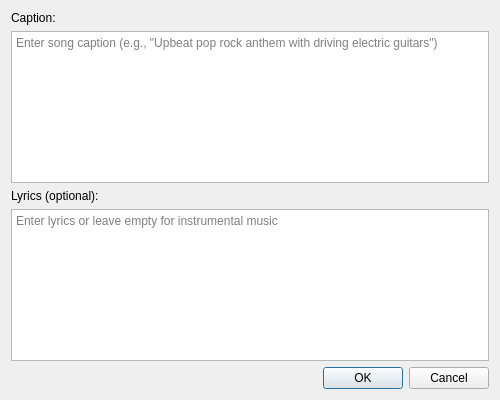
Old version of the form SongDialog.ui in the repository cynodesmus/aceradio.
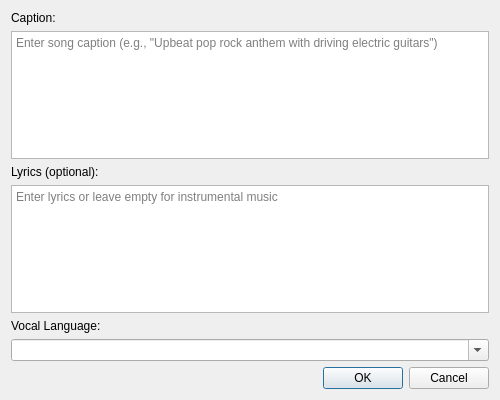
New version of the form.

Commit message:
Song handling simplification
Add languge field to songs

Add lyric display

Diff of the .ui file:
```diff
--- a/SongDialog.ui
+++ b/SongDialog.ui
@@ -54,6 +54,23 @@
      </property>
     </widget>
    </item>
+   <item>
+    <widget class="QLabel" name="vocalLanguageLabel">
+     <property name="text">
+      <string>Vocal Language:</string>
+     </property>
+     <property name="alignment">
+      <set>Qt::AlignTop</set>
+     </property>
+    </widget>
+   </item>
+   <item>
+    <widget class="QComboBox" name="vocalLanguageCombo">
+     <property name="editable">
+      <bool>true</bool>
+     </property>
+    </widget>
+   </item>
    <item>
     <layout class="QHBoxLayout" name="buttonLayout">
      <item>
```
The commit also changes 12 other files.
